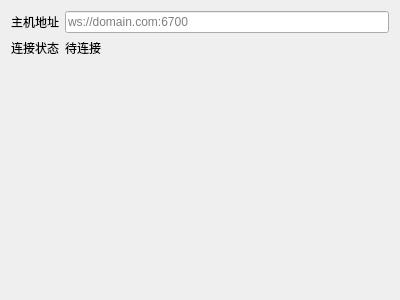
This is widgets/settings/accountwidget.ui in iwxyi/CatlikeQQ as Qt 5 draws it before an edit. The edited form follows.
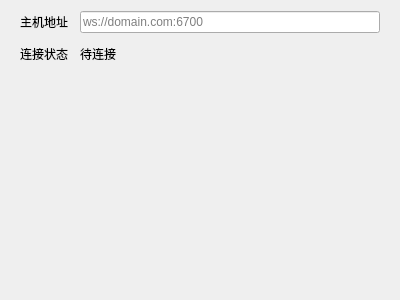
This is the edited form.

Diff of the .ui file:
```diff
--- a/widgets/settings/accountwidget.ui
+++ b/widgets/settings/accountwidget.ui
@@ -16,6 +16,21 @@
   <layout class="QVBoxLayout" name="verticalLayout">
    <item>
     <layout class="QGridLayout" name="gridLayout">
+     <property name="leftMargin">
+      <number>9</number>
+     </property>
+     <property name="topMargin">
+      <number>0</number>
+     </property>
+     <property name="rightMargin">
+      <number>9</number>
+     </property>
+     <property name="bottomMargin">
+      <number>0</number>
+     </property>
+     <property name="spacing">
+      <number>12</number>
+     </property>
      <item row="0" column="0">
       <widget class="QLabel" name="label">
        <property name="text">
```
